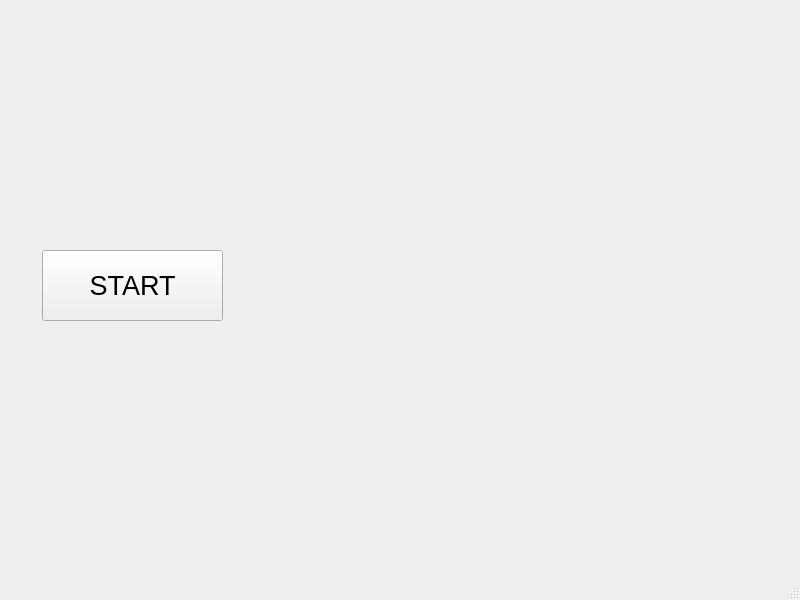
Old version of the form smo/smo/mainwindow.ui in the repository grih9/SMO21.
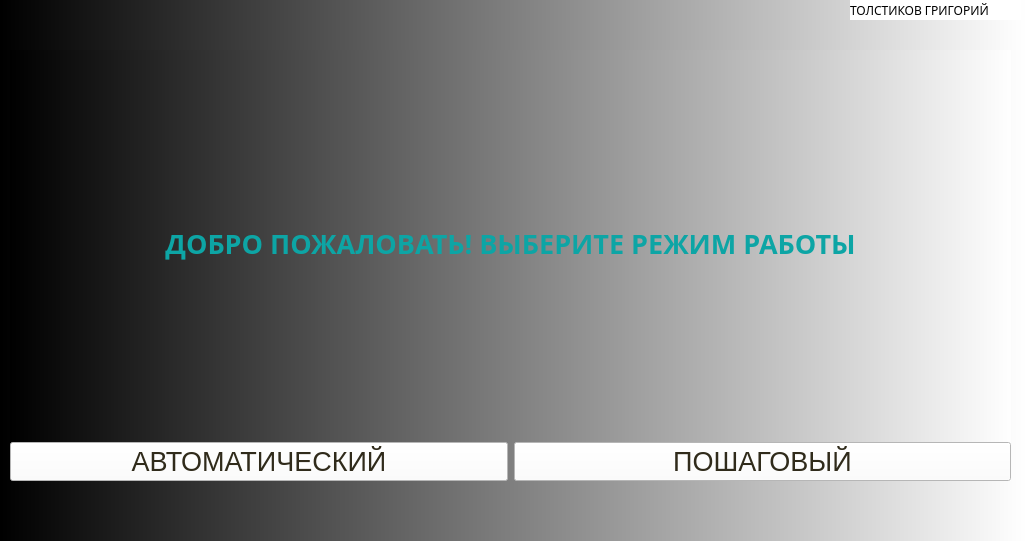
New version of the form.

The edit to the form file:
```diff
--- a/smo/smo/mainwindow.ui
+++ b/smo/smo/mainwindow.ui
@@ -6,30 +6,160 @@
    <rect>
     <x>0</x>
     <y>0</y>
-    <width>800</width>
-    <height>600</height>
+    <width>1026</width>
+    <height>541</height>
    </rect>
   </property>
+  <property name="minimumSize">
+   <size>
+    <width>1026</width>
+    <height>541</height>
+   </size>
+  </property>
+  <property name="maximumSize">
+   <size>
+    <width>1026</width>
+    <height>541</height>
+   </size>
+  </property>
   <property name="windowTitle">
    <string>MainWindow</string>
   </property>
+  <property name="autoFillBackground">
+   <bool>false</bool>
+  </property>
+  <property name="styleSheet">
+   <string notr="true">background: qlineargradient(spread:pad, x1:0, y1:0, x2:1, y2:0, stop:0 rgba(0, 0, 0, 255), stop:1 rgba(255, 255, 255, 255))</string>
+  </property>
   <widget class="QWidget" name="centralwidget">
-   <widget class="QPushButton" name="startButton">
+   <property name="autoFillBackground">
+    <bool>false</bool>
+   </property>
+   <property name="styleSheet">
+    <string notr="true"/>
+   </property>
+   <widget class="QWidget" name="verticalLayoutWidget">
     <property name="geometry">
      <rect>
-      <x>42</x>
-      <y>250</y>
-      <width>181</width>
-      <height>71</height>
+      <x>10</x>
+      <y>50</y>
+      <width>1001</width>
+      <height>431</height>
+     </rect>
+    </property>
+    <layout class="QVBoxLayout" name="verticalLayout">
+     <item>
+      <widget class="QLabel" name="label">
+       <property name="font">
+        <font>
+         <family>Ink Free</family>
+         <pointsize>20</pointsize>
+         <weight>75</weight>
+         <bold>true</bold>
+        </font>
+       </property>
+       <property name="layoutDirection">
+        <enum>Qt::LeftToRight</enum>
+       </property>
+       <property name="autoFillBackground">
+        <bool>false</bool>
+       </property>
+       <property name="styleSheet">
+        <string notr="true">color: rgb(13, 165, 165);</string>
+       </property>
+       <property name="text">
+        <string>ДОБРО ПОЖАЛОВАТЬ! ВЫБЕРИТЕ РЕЖИМ РАБОТЫ</string>
+       </property>
+       <property name="textFormat">
+        <enum>Qt::MarkdownText</enum>
+       </property>
+       <property name="alignment">
+        <set>Qt::AlignCenter</set>
+       </property>
+       <property name="wordWrap">
+        <bool>true</bool>
+       </property>
+      </widget>
+     </item>
+     <item>
+      <layout class="QHBoxLayout" name="horizontalLayout_2">
+       <item>
+        <widget class="QPushButton" name="autoButton">
+         <property name="font">
+          <font>
+           <pointsize>20</pointsize>
+          </font>
+         </property>
+         <property name="cursor">
+          <cursorShape>PointingHandCursor</cursorShape>
+         </property>
+         <property name="tabletTracking">
+          <bool>true</bool>
+         </property>
+         <property name="focusPolicy">
+          <enum>Qt::WheelFocus</enum>
+         </property>
+         <property name="styleSheet">
+          <string notr="true">color: rgb(48, 43, 27);
+background-color: rgb(255, 255, 255);</string>
+         </property>
+         <property name="text">
+          <string>АВТОМАТИЧЕСКИЙ</string>
+         </property>
+        </widget>
+       </item>
+       <item>
+        <widget class="QPushButton" name="stepButton">
+         <property name="font">
+          <font>
+           <pointsize>20</pointsize>
+          </font>
+         </property>
+         <property name="cursor">
+          <cursorShape>PointingHandCursor</cursorShape>
+         </property>
+         <property name="mouseTracking">
+          <bool>true</bool>
+         </property>
+         <property name="tabletTracking">
+          <bool>true</bool>
+         </property>
+         <property name="focusPolicy">
+          <enum>Qt::WheelFocus</enum>
+         </property>
+         <property name="styleSheet">
+          <string notr="true">color: rgb(48, 43, 27);
+background-color: rgb(255, 255, 255);</string>
+         </property>
+         <property name="text">
+          <string>ПОШАГОВЫЙ</string>
+         </property>
+        </widget>
+       </item>
+      </layout>
+     </item>
+    </layout>
+   </widget>
+   <widget class="QLabel" name="label_2">
+    <property name="geometry">
+     <rect>
+      <x>850</x>
+      <y>0</y>
+      <width>171</width>
+      <height>20</height>
      </rect>
     </property>
     <property name="font">
      <font>
-      <pointsize>20</pointsize>
+      <family>Sitka</family>
+      <pointsize>9</pointsize>
      </font>
     </property>
+    <property name="styleSheet">
+     <string notr="true">background-color: rgb(255, 255, 255);</string>
+    </property>
     <property name="text">
-     <string>START</string>
+     <string>ТОЛСТИКОВ ГРИГОРИЙ</string>
     </property>
    </widget>
   </widget>
@@ -43,7 +173,6 @@
     </rect>
    </property>
   </widget>
-  <widget class="QStatusBar" name="statusbar"/>
  </widget>
  <resources/>
  <connections/>
```
Left out of the diff: 2 changed lines with no effect on the pictures.
